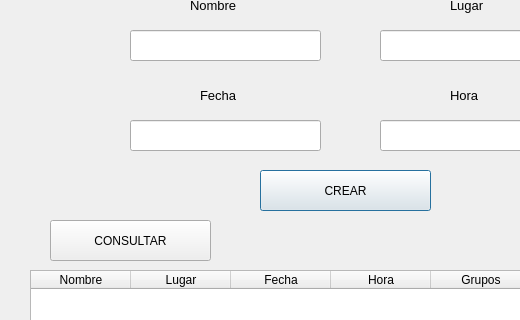
First picture: the form in qt/competenciasView.ui, repository germang2/CrossfitTimer, before the edit; both pictures show x 0 to 520 and y 100 to 420 of the 1313 by 701 pixel window.
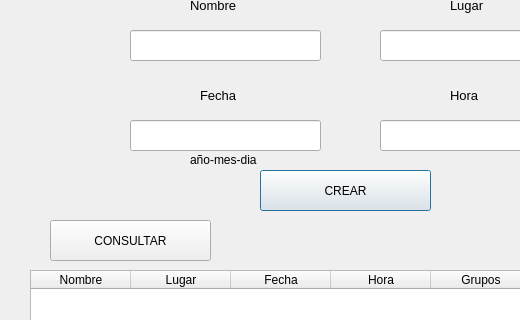
Second picture: the form after the edit.

Commit message: Fix details at competence view

The edit to the form file:
```diff
--- a/qt/competenciasView.ui
+++ b/qt/competenciasView.ui
@@ -530,6 +530,22 @@
     <string/>
    </property>
   </widget>
+  <widget class="QLabel" name="label_6">
+   <property name="geometry">
+    <rect>
+     <x>190</x>
+     <y>250</y>
+     <width>181</width>
+     <height>20</height>
+    </rect>
+   </property>
+   <property name="styleSheet">
+    <string notr="true">text:center</string>
+   </property>
+   <property name="text">
+    <string>año-mes-dia</string>
+   </property>
+  </widget>
  </widget>
  <resources/>
  <connections/>
```
The commit also changes 1 other file.
